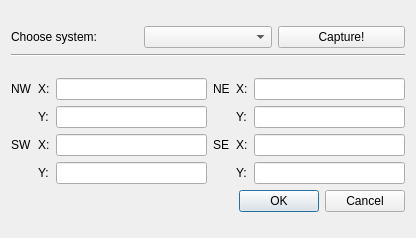
The window that map_corners_coordinates_dialog_base.ui (ctu-geoforall-lab/qgis-map-coords-plugin) describes before a commit, drawn with Qt 5.
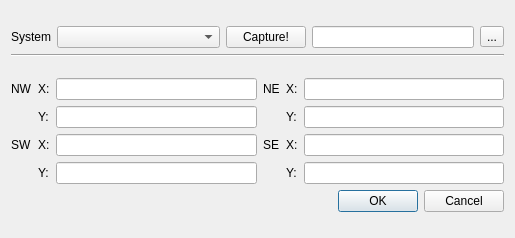
The same window after the commit.

Commit message: Added toolbutton for choosing a directory, where coordinates txt will be saved.

The edit to the form file:
```diff
--- a/map_corners_coordinates_dialog_base.ui
+++ b/map_corners_coordinates_dialog_base.ui
@@ -6,13 +6,13 @@
    <rect>
     <x>0</x>
     <y>0</y>
-    <width>416</width>
+    <width>515</width>
     <height>238</height>
    </rect>
   </property>
   <property name="minimumSize">
    <size>
-    <width>416</width>
+    <width>515</width>
     <height>238</height>
    </size>
   </property>
@@ -25,12 +25,19 @@
      <item row="0" column="0">
       <widget class="QLabel" name="label">
        <property name="text">
-        <string>Choose system:</string>
+        <string>System</string>
        </property>
       </widget>
      </item>
      <item row="0" column="1">
-      <widget class="QComboBox" name="system_box"/>
+      <widget class="QComboBox" name="system_box">
+       <property name="sizePolicy">
+        <sizepolicy hsizetype="Expanding" vsizetype="Fixed">
+         <horstretch>0</horstretch>
+         <verstretch>0</verstretch>
+        </sizepolicy>
+       </property>
+      </widget>
      </item>
      <item row="0" column="2">
       <widget class="QPushButton" name="pushButton">
@@ -39,7 +46,24 @@
        </property>
       </widget>
      </item>
-     <item row="1" column="0" colspan="3">
+     <item row="0" column="3">
+      <widget class="QLineEdit" name="dir_name">
+       <property name="minimumSize">
+        <size>
+         <width>161</width>
+         <height>22</height>
+        </size>
+       </property>
+      </widget>
+     </item>
+     <item row="0" column="4">
+      <widget class="QToolButton" name="dir_toolbutton">
+       <property name="text">
+        <string>...</string>
+       </property>
+      </widget>
+     </item>
+     <item row="1" column="0" colspan="5">
       <widget class="Line" name="line">
        <property name="orientation">
         <enum>Qt::Horizontal</enum>
```
Left out of the diff: 156 changed lines with no effect on the pictures. The commit also changes 1 other file.
